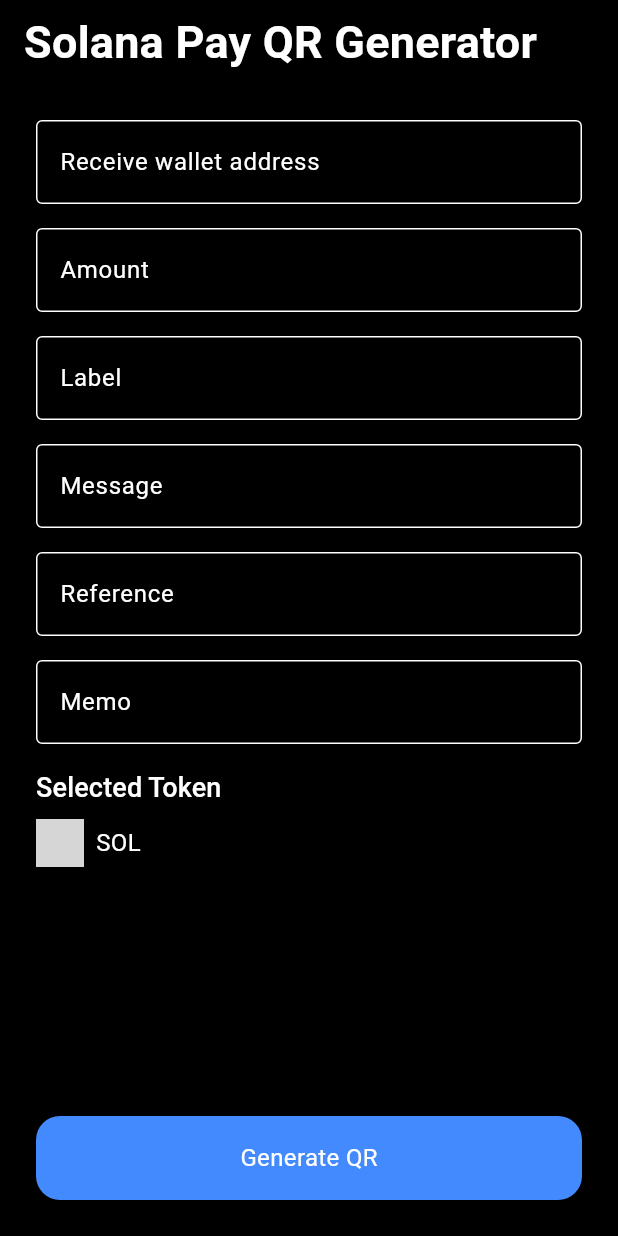
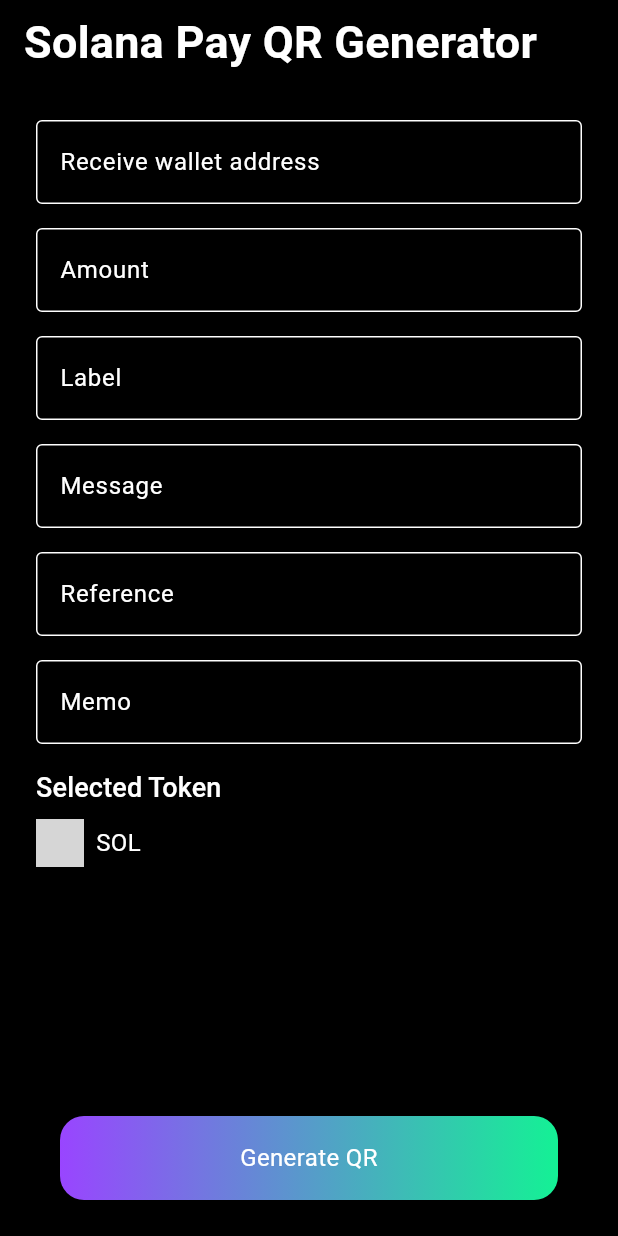
Before and after one commit to kackogut/solana_pay_generator, a Flutter app: the screen it shows after launch, on a phone screen of 412 x 824 dp. Run offline on Flutter 3.47's test engine with Material 2 defaults, Android fonts, the light colour scheme and no system bars; our stand-ins replace easy_localization, equatable, flutter_bloc, pretty_qr_code; missing offline and left inert: solana; network calls fail; grey boxes are pictures that could not be loaded.

Commit message:
Add gradient to base button

```diff
--- /dev/null
+++ b/lib/data/shapes.dart
@@ -0,0 +1,3 @@
+class Shape {
+  static const cornersMedium = 16.0;
+}
--- /dev/null
+++ b/lib/design/button/base_button.dart
@@ -0,0 +1,40 @@
+import 'package:flutter/material.dart';
+
+import '../../data/shapes.dart';
+import '../sizes.dart';
+import '../theme/app_gradients.dart';
+
+class BaseButton extends StatelessWidget {
+  const BaseButton({super.key, required this.onPressed, required this.text});
+
+  final VoidCallback onPressed;
+  final String text;
+
+  @override
+  Widget build(BuildContext context) {
+    return MaterialButton(
+      onPressed: onPressed,
+      shape: RoundedRectangleBorder(
+        borderRadius: BorderRadius.circular(Shape.cornersMedium),
+      ),
+      height: Sizes.actionButtonSize,
+      child: Ink(
+        decoration: BoxDecoration(
+          gradient: AppGradients.solanaGradient,
+          borderRadius: BorderRadius.circular(Shape.cornersMedium),
+        ),
+        child: Container(
+          height: Sizes.actionButtonSize,
+          alignment: Alignment.center,
+          child: Text(
+            text,
+            style: Theme.of(context).textTheme.bodyMedium?.copyWith(
+                  color: Colors.white,
+                ),
+            textAlign: TextAlign.center,
+          ),
+        ),
+      ),
+    );
+  }
+}
--- /dev/null
+++ b/lib/design/theme/app_gradients.dart
@@ -0,0 +1,9 @@
+import 'package:flutter/material.dart';
+import 'package:sol_pay_gen/design/theme/app_colors.dart';
+
+class AppGradients {
+  static const solanaGradient = LinearGradient(colors: <Color>[
+    AppColors.solanaPurple,
+    AppColors.solanaGreen,
+  ]);
+}
--- a/lib/feature/input/parameters_input_screen.dart
+++ b/lib/feature/input/parameters_input_screen.dart
@@ -1,12 +1,12 @@
 import 'package:easy_localization/easy_localization.dart';
 import 'package:flutter/material.dart';
 import 'package:flutter_bloc/flutter_bloc.dart';
+import 'package:sol_pay_gen/design/button/base_button.dart';
 import 'package:sol_pay_gen/feature/input/bloc/parameters_input_cubit.dart';
 import 'package:sol_pay_gen/feature/qr/bloc/qr_generator_cubit.dart';
 import 'package:sol_pay_gen/feature/qr/bloc/qr_generator_state.dart';
 
 import '../../design/input/base_input.dart';
-import '../../design/sizes.dart';
 import '../../design/spacings.dart';
 import '../../util/strings.dart';
 import '../qr/qr_code_dialog.dart';
@@ -109,22 +109,12 @@
           const Spacer(),
           Padding(
             padding: const EdgeInsets.all(Spacing.medium_150),
-            child: MaterialButton(
+            child: BaseButton(
               onPressed: () {
                 context.read<ParametersInputCubit>().onValidate();
                 context.read<QrGeneratorCubit>().onGenerate();
               },
-              color: Colors.blueAccent,
-              shape: RoundedRectangleBorder(
-                borderRadius: BorderRadius.circular(Spacing.medium_100),
-              ),
-              height: Sizes.actionButtonSize,
-              child: Text(
-                S.generateQrButtonText.tr(),
-                style: Theme.of(context).textTheme.bodyMedium?.copyWith(
-                      color: Colors.white,
-                    ),
-              ),
+              text: S.generateQrButtonText.tr(),
             ),
           )
         ],
```
